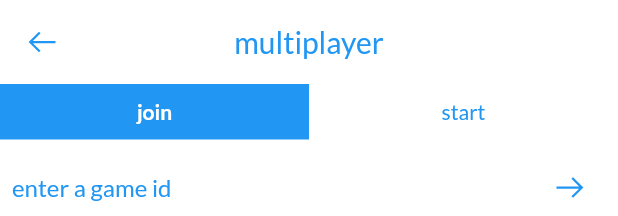
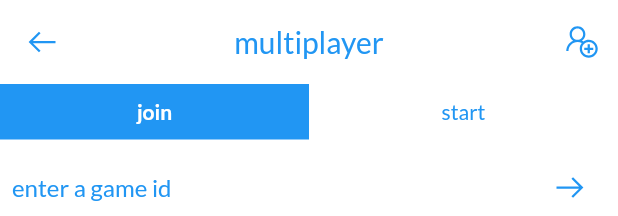
Before and after one commit to SedemGarr/Sudoku-with-AISA, a Flutter app: the MultiplayerLobbyScreen widget shown alone on an empty page, opened directly with empty values, on a phone screen of 412 x 824 dp. Shown: the top 216 px of the screen. Run offline on Flutter 3.47's test engine with Material 2 defaults, Android fonts, the light colour scheme and no system bars; our stand-ins replace animated_text_kit, carousel_slider, circular_profile_avatar, cloud_firestore, connectivity, firebase_auth and 15 more; missing offline and left inert: sudoku_api; accounts and stored records are empty.

Commit message:
add friends screen navigation to mp lobby

```diff
--- /dev/null
+++ b/lib/src/screens/friends_screen/friends_screen.dart
@@ -0,0 +1,10 @@
+import 'package:flutter/material.dart';
+import 'friends_screen_ui.dart';
+
+class FriendsScreen extends StatefulWidget {
+  @override
+  FriendsScreenView createState() => FriendsScreenView();
+}
+
+abstract class FriendsScreenState extends State<FriendsScreen>
+    with TickerProviderStateMixin {}
--- a/lib/src/screens/multiplayer_lobby_screen/multiplayer_lobby_screen_ui.dart
+++ b/lib/src/screens/multiplayer_lobby_screen/multiplayer_lobby_screen_ui.dart
@@ -644,6 +644,16 @@ class MultiplayerLobbyScreenView extends MultiplayerLobbyScreenState {
               onPressed: () {
                 goToHomeScreen();
               }),
+          actions: [
+            IconButton(
+                icon: Icon(
+                  LineIcons.userPlus,
+                  color: appTheme.themeColor,
+                ),
+                onPressed: () {
+                  gotoFriendsScreen();
+                })
+          ],
         ),
         body: Container(
           color: isDark ? Colors.grey[900] : Colors.white,
```
Also changed, not shown: lib/src/screens/friends_screen/friends_screen_ui.dart (added, +14 -0 lines), lib/src/screens/multiplayer_game_screen/multiplayer_game_screen_ui.dart (+7 -0 lines), lib/src/screens/multiplayer_lobby_screen/multiplayer_lobby_screen.dart (+9 -0 lines).
